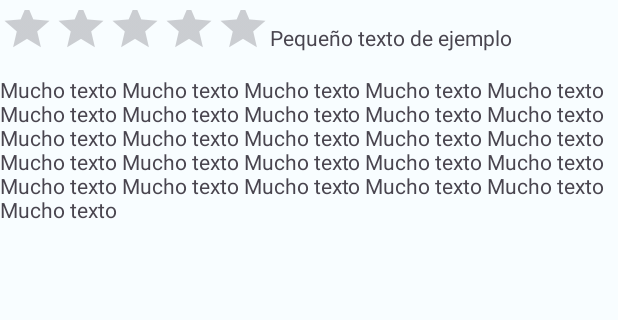
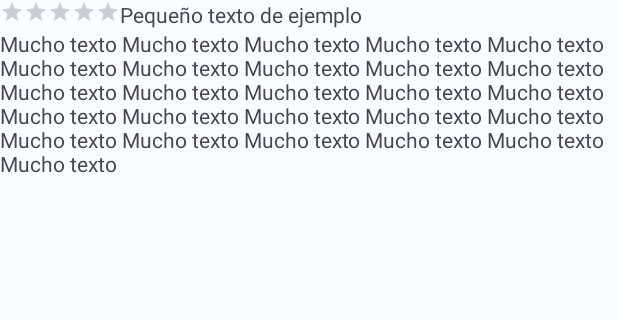
Before and after one commit to bdmariobd/MercadonaFanClub-Androidapp, an Android app: the layout rating_item.xml on its own in the app's theme, with its tools: preview values and no code run, on a phone screen of 412 x 824 dp, the part 75-395 px from its top. Run offline under Robolectric (Android 15) with nearby library versions, the phone set to English and light mode, and no system bars.

Commit message:
adapt start size

```diff
--- a/app/src/main/res/layout/rating_item.xml
+++ b/app/src/main/res/layout/rating_item.xml
@@ -32,9 +32,9 @@
 
         <RatingBar
             android:id="@+id/rating_item_rating"
-            style="@android:style/Widget.Material.RatingBar.Indicator"
+            style="@android:style/Widget.Material.RatingBar.Small"
             android:layout_width="wrap_content"
-            android:layout_height="50dp"
+            android:layout_height="match_parent"
             android:layout_weight="1"
             android:isIndicator="true" />
 
```
